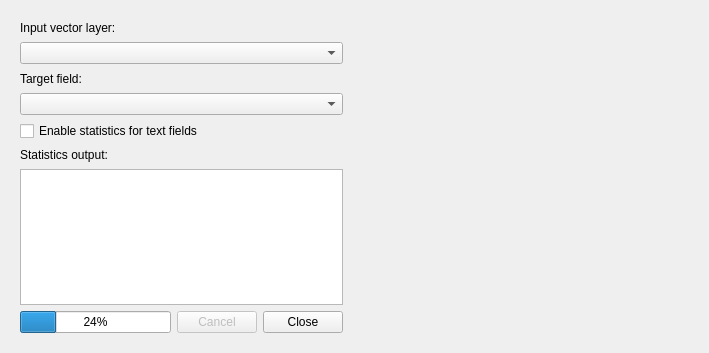
Old version of the form frmStatist.ui in the repository ePublicHealth/statist.
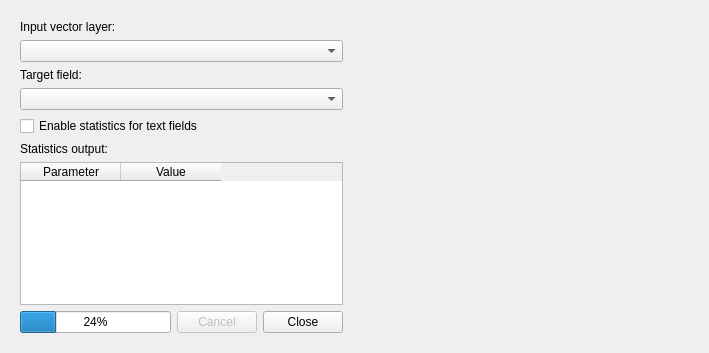
New version of the form.

Commit message: ADD: added swing value to statistics output (for numeric values) ADD: added median value to statistics output (for numeric values) UPD: ListWidget for statistics output replaced with TableWidget

Diff of the .ui file:
```diff
--- a/frmStatist.ui
+++ b/frmStatist.ui
@@ -56,19 +56,6 @@
         </property>
        </widget>
       </item>
-      <item row="6" column="0" colspan="2" >
-       <widget class="QListWidget" name="lstStatistics" >
-        <property name="maximumSize" >
-         <size>
-          <width>16777215</width>
-          <height>136</height>
-         </size>
-        </property>
-        <property name="alternatingRowColors" >
-         <bool>true</bool>
-        </property>
-       </widget>
-      </item>
       <item row="7" column="0" >
        <widget class="QProgressBar" name="progressBar" >
         <property name="value" >
@@ -100,6 +87,32 @@
         </item>
        </layout>
       </item>
+      <item row="6" column="0" colspan="2" >
+       <widget class="QTableWidget" name="tblStatistics" >
+        <property name="editTriggers" >
+         <set>QAbstractItemView::NoEditTriggers</set>
+        </property>
+        <property name="alternatingRowColors" >
+         <bool>true</bool>
+        </property>
+        <property name="selectionMode" >
+         <enum>QAbstractItemView::NoSelection</enum>
+        </property>
+        <property name="cornerButtonEnabled" >
+         <bool>false</bool>
+        </property>
+        <column>
+         <property name="text" >
+          <string>Parameter</string>
+         </property>
+        </column>
+        <column>
+         <property name="text" >
+          <string>Value</string>
+         </property>
+        </column>
+       </widget>
+      </item>
      </layout>
     </widget>
    </item>
```
The commit also changes 11 other files.
